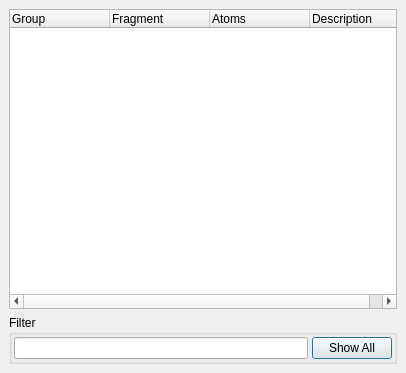
Qt form src/gui/fragment.ui (trisyoungs/aten) before a commit.
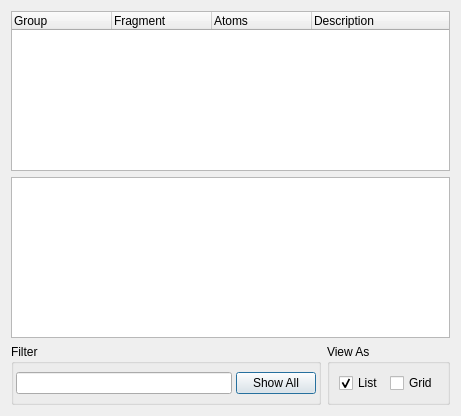
The same form after that commit. Icons and pictures are not drawn.

Commit message: Tidied custom Tree/Table/List view item code. Added grid-style table view to Fragment window.

```diff
--- a/src/gui/fragment.ui
+++ b/src/gui/fragment.ui
@@ -6,8 +6,8 @@
    <rect>
     <x>0</x>
     <y>0</y>
-    <width>406</width>
-    <height>373</height>
+    <width>461</width>
+    <height>416</height>
    </rect>
   </property>
   <property name="windowTitle">
@@ -17,13 +17,7 @@
    <iconset resource="icons.qrc">
     <normaloff>:/stackicons/icons/stack_fragment.svg</normaloff>:/stackicons/icons/stack_fragment.svg</iconset>
   </property>
-  <layout class="QVBoxLayout">
-   <property name="spacing">
-    <number>6</number>
-   </property>
-   <property name="margin">
-    <number>9</number>
-   </property>
+  <layout class="QVBoxLayout" name="verticalLayout">
    <item>
     <widget class="QTreeWidget" name="FragmentTree">
      <property name="sizePolicy">
@@ -67,6 +61,36 @@
     </widget>
    </item>
    <item>
+    <widget class="QTableWidget" name="FragmentTable">
+     <property name="editTriggers">
+      <set>QAbstractItemView::NoEditTriggers</set>
+     </property>
+     <property name="selectionMode">
+      <enum>QAbstractItemView::SingleSelection</enum>
+     </property>
+     <property name="iconSize">
+      <size>
+       <width>75</width>
+       <height>75</height>
+      </size>
+     </property>
+     <attribute name="horizontalHeaderVisible">
+      <bool>false</bool>
+     </attribute>
+     <attribute name="verticalHeaderVisible">
+      <bool>true</bool>
+     </attribute>
+     <attribute name="verticalHeaderVisible">
+      <bool>true</bool>
+     </attribute>
+     <attribute name="horizontalHeaderVisible">
+      <bool>false</bool>
+     </attribute>
+    </widget>
+   </item>
+   <item>
+    <layout class="QHBoxLayout" name="horizontalLayout_2">
+     <item>
     <widget class="QGroupBox" name="FilterGroup">
      <property name="sizePolicy">
       <sizepolicy hsizetype="Preferred" vsizetype="Minimum">
@@ -96,6 +120,43 @@
       </item>
      </layout>
     </widget>
+     </item>
+     <item>
+      <widget class="QGroupBox" name="ViewAsGroup">
+       <property name="title">
+        <string>View As</string>
+       </property>
+       <layout class="QHBoxLayout" name="horizontalLayout">
+        <item>
+         <widget class="QCheckBox" name="ViewAsListCheck">
+          <property name="text">
+           <string>List</string>
+          </property>
+          <property name="checked">
+           <bool>true</bool>
+          </property>
+          <property name="autoExclusive">
+           <bool>true</bool>
+          </property>
+         </widget>
+        </item>
+        <item>
+         <widget class="QCheckBox" name="ViewAsGridCheck">
+          <property name="text">
+           <string>Grid</string>
+          </property>
+          <property name="checked">
+           <bool>false</bool>
+          </property>
+          <property name="autoExclusive">
+           <bool>true</bool>
+          </property>
+         </widget>
+        </item>
+       </layout>
+      </widget>
+     </item>
+    </layout>
    </item>
   </layout>
  </widget>
```
Lines whose indentation alone changed are shown as unchanged. The commit also changes 25 other files.
